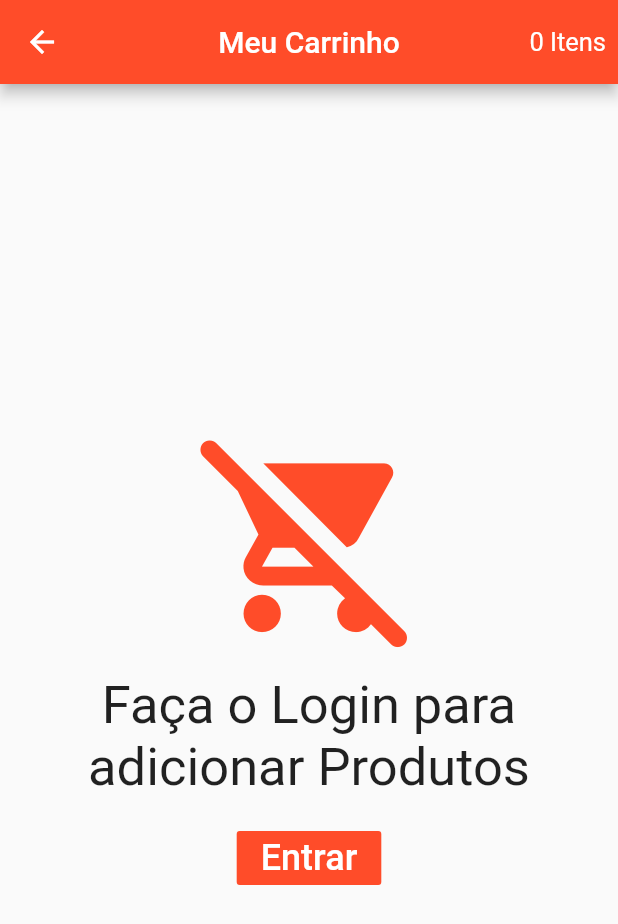
After one commit to frcc24/Lighthouse_VS, a Flutter app: the CartScreen screen opened directly, on a phone screen of 412 x 824 dp. The commit adds this screen. Shown: the top 924 px of the screen. Run offline on Flutter 3.47's test engine with Material 2 defaults, Android fonts, the phone set to English and light mode, and no system bars; our stand-ins replace carousel_slider, cloud_firestore, firebase_auth, firebase_core, font_awesome_flutter, transparent_image; accounts and stored records are empty.

Commit message:
adicionado: - adicionado carrinho - adicionada Politica de privacidade

```diff
--- /dev/null
+++ b/lib/datas/cart_product_data.dart
@@ -0,0 +1,37 @@
+import 'package:cloud_firestore/cloud_firestore.dart';
+import 'package:lh_virtual_store/datas/product_data.dart';
+
+class CartProduct{
+
+    String id = "";
+    String category = "";
+    String productId = "";
+    int quantity = 0;
+    String collection = "";
+
+    late ProductData productData ;
+
+    CartProduct();
+
+    CartProduct.fromDocument(DocumentSnapshot document){
+      id = document.id;
+      category = document.get('category');
+      productId = document.get('productId');
+      quantity = document.get('quantity');
+      collection = document.get('collection');
+    }
+
+    Map<String, dynamic> toMap(){
+
+      return {
+        "category":  category,
+        "productId":  productId,
+        "quantity":  quantity,
+        "collection":  collection,
+        "product": productData.toResumeMap()
+      };
+    }
+
+
+
+}
--- /dev/null
+++ b/lib/models/cart_model.dart
@@ -0,0 +1,37 @@
+import 'package:lh_virtual_store/datas/cart_product_data.dart';
+import 'package:lh_virtual_store/models/user_model.dart';
+import 'package:cloud_firestore/cloud_firestore.dart';
+import 'package:scoped_model/scoped_model.dart';
+import 'package:flutter/material.dart';
+
+class CartModel extends Model{
+
+  List<CartProduct> products = [];
+  UserModel user;
+  bool isLoading = false;
+
+  static CartModel of(BuildContext context) => ScopedModel.of<CartModel>(context);
+
+  CartModel(this.user);
+
+
+ void addCartItem( CartProduct cartProduct) async{
+   products.add(cartProduct);
+
+   await FirebaseFirestore.instance.collection("users").doc(user.firebaseUser?.uid).collection("cart").add(cartProduct.toMap()).then((doc) {
+     cartProduct.id = doc.id;
+   });
+
+   notifyListeners();
+
+ }
+
+ void removeCartProduct( CartProduct cartProduct){
+   FirebaseFirestore.instance.collection("users").doc(user.firebaseUser?.uid).collection("cart").doc(cartProduct.id).delete();
+   products.remove(cartProduct);
+
+   notifyListeners();
+
+ }
+
+}
--- /dev/null
+++ b/lib/screens/cart_screen.dart
@@ -0,0 +1,80 @@
+import 'package:flutter/material.dart';
+import 'package:lh_virtual_store/models/cart_model.dart';
+import 'package:lh_virtual_store/models/user_model.dart';
+import 'package:lh_virtual_store/screens/login_screen.dart';
+import 'package:lh_virtual_store/tiles/cart_tile.dart';
+import 'package:lh_virtual_store/widgets/cart_button.dart';
+import 'package:scoped_model/scoped_model.dart';
+
+class CartScreen extends StatefulWidget {
+  const CartScreen({Key? key}) : super(key: key);
+
+  @override
+  State<CartScreen> createState() => _CartScreenState();
+}
+
+class _CartScreenState extends State<CartScreen> {
+  @override
+  Widget build(BuildContext context) {
+    return Scaffold(
+      appBar: AppBar(
+        backgroundColor: Theme.of(context).primaryColor,
+        title: Text("Meu Carrinho"),
+        centerTitle: true,
+        actions: [
+          Container(
+            alignment: Alignment.center,
+            padding: EdgeInsets.only(right: 8.0),
+            child: ScopedModelDescendant<CartModel>(
+              builder: (context, child, model) {
+                int quantidadeProdutosCart = model.products.length;
+                return Text("$quantidadeProdutosCart ${quantidadeProdutosCart == 1 ? "Item" : "Itens"}", style: TextStyle(fontSize: 17.0),);
+              }
+
+              ),
+          ),
+       ],
+      ),
+      body: ScopedModelDescendant<CartModel>(
+        builder: (context, child, model) {
+          if(model.isLoading && UserModel.of(context).isLoggedIn()){
+            return const Center(child: CircularProgressIndicator(),);
+          }
+          else if (!UserModel.of(context).isLoggedIn()){
+            return Center(
+              child: Column(
+                crossAxisAlignment: CrossAxisAlignment.center,
+                mainAxisAlignment: MainAxisAlignment.center,
+                children: [
+                  Icon(Icons.remove_shopping_cart_rounded, size: 150, color: Theme.of(context).primaryColor,),
+                  SizedBox(height: 16,),
+                  const Text("Faça o Login para adicionar Produtos", style: TextStyle(fontSize: 35.0, color: Colors.black87), textAlign: TextAlign.center,),
+                  SizedBox(height: 16,),
+                  FlatButton(
+                      onPressed: (){ Navigator.of(context).push(MaterialPageRoute(builder: (context) => LoginScreen())); },
+                      child: Text("Entrar", style: TextStyle(color: Colors.white, fontSize: 24), ), color: Theme.of(context).primaryColor),
+                ],
+              ),
+            );
+          }
+          else if(model.products == null || model.products.length == 0){
+            return Center(child: Text("Carrinho Vazio!", style: TextStyle(fontSize: 35),));
+          }
+          else{
+            return ListView(
+              children: [
+                Column(
+                  children: model.products.map((product) {
+
+                    return CartTile(product);
+                  }
+                  ).toList(),
+                )
+              ],
+            );
+          }
+        },
+        ),
+      );
+  }
+}
--- a/lib/screens/home_screen.dart
+++ b/lib/screens/home_screen.dart
@@ -1,4 +1,5 @@
 import 'package:flutter/material.dart';
+import 'package:lh_virtual_store/widgets/cart_button.dart';
 
 import '../tabs/home_tab.dart';
 import '../tabs/products_tab.dart';
@@ -16,6 +17,8 @@ class HomeScreen extends StatelessWidget {
       physics: NeverScrollableScrollPhysics(),
       children: <Widget>[
         Scaffold(
+          floatingActionButton: CartButton(),
+
           body: HomeTab(),
           drawer: CustomDrawer(_pageController),
         ),
```
Also changed, not shown: lib/datas/product_data.dart (+7 -0 lines), lib/main.dart (+9 -0 lines), lib/models/user_model.dart (+12 -10 lines), lib/screens/login_screen.dart (+20 -1 lines), lib/screens/product_screen.dart (+30 -3 lines), lib/screens/products_screen.dart (+9 -2 lines), lib/tiles/cart_tile.dart (added, +78 -0 lines), lib/widgets/cart_button.dart (added, +17 -0 lines).
